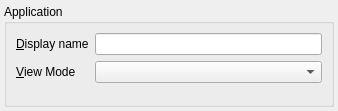
Qt form app/ami/ApplicationPropertyPage.ui (Scanframe/sf-mod-app) before a commit.
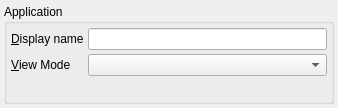
The same form after that commit. Custom widgets are drawn as their Qt base class.

What changed in the file:
```diff
--- a/app/ami/ApplicationPropertyPage.ui
+++ b/app/ami/ApplicationPropertyPage.ui
@@ -7,7 +7,7 @@
     <x>0</x>
     <y>0</y>
     <width>338</width>
-    <height>111</height>
+    <height>108</height>
    </rect>
   </property>
   <property name="windowTitle">
@@ -32,6 +32,24 @@
       <string>Application</string>
      </property>
      <layout class="QFormLayout" name="formLayout">
+      <property name="horizontalSpacing">
+       <number>4</number>
+      </property>
+      <property name="verticalSpacing">
+       <number>4</number>
+      </property>
+      <property name="leftMargin">
+       <number>4</number>
+      </property>
+      <property name="topMargin">
+       <number>4</number>
+      </property>
+      <property name="rightMargin">
+       <number>4</number>
+      </property>
+      <property name="bottomMargin">
+       <number>4</number>
+      </property>
       <item row="0" column="0">
        <widget class="QLabel" name="AppDisplayName">
         <property name="text">
```
